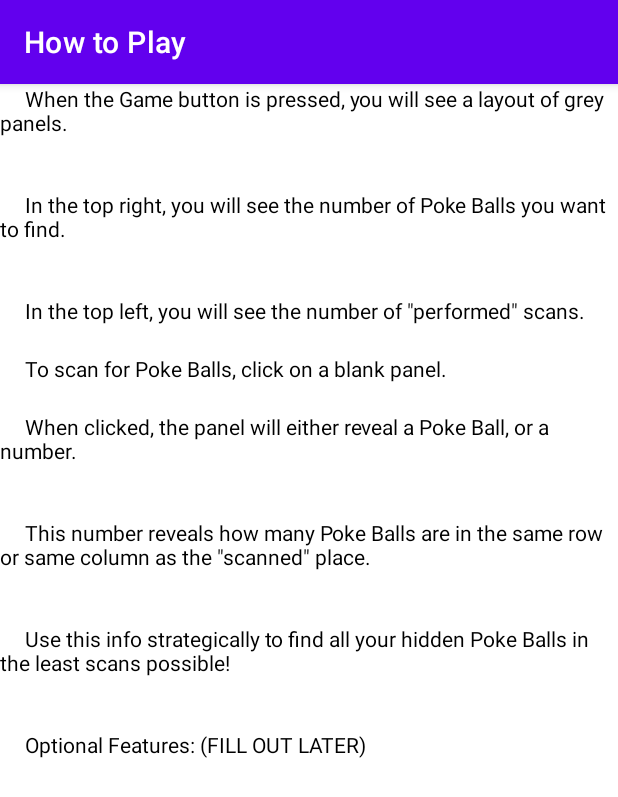
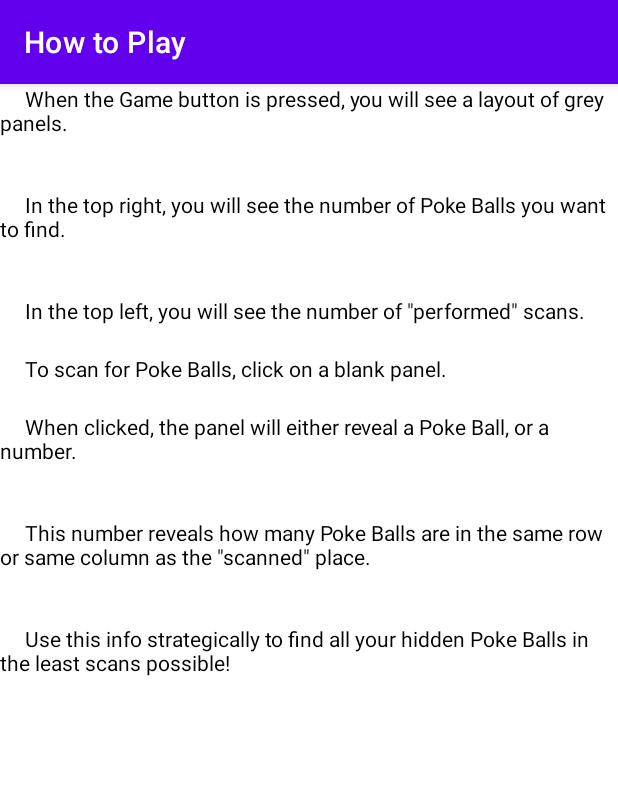
Before and after one commit to ethanchou128/pokeSweeper, an Android app: the Helps screen opened directly, with no data from a screen before it, on a phone screen of 412 x 824 dp. Shown: the top 797 px of the screen. Run offline under Robolectric (Android 15) with nearby library versions, the phone set to English and light mode, and no system bars.

```diff
--- a/app/src/main/res/values/strings.xml
+++ b/app/src/main/res/values/strings.xml
@@ -17,7 +17,6 @@
         <item>\t When clicked, the panel will either reveal a Poke Ball, or a number.</item>
         <item>\t This number reveals how many Poke Balls are in the same row or same column as the \"scanned\" place.</item>
         <item>\t Use this info strategically to find all your hidden Poke Balls in the least scans possible!</item>
-        <item>\t Optional Features: (FILL OUT LATER)</item>
     </string-array>
 
 </resources>
```
